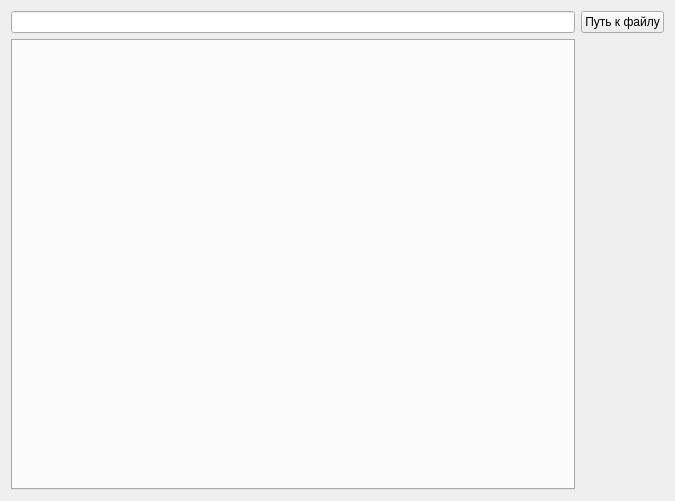
KvES13/RocketSimulation, file src/widgets/results.ui: the form before one commit.
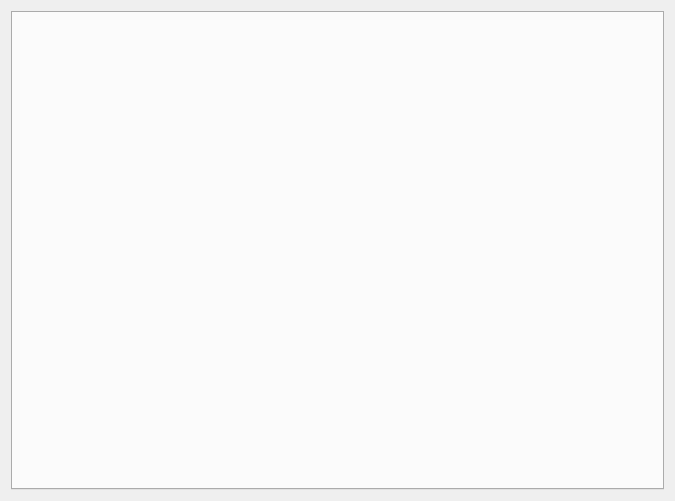
The form after the commit.

Patch:
```diff
--- a/src/widgets/results.ui
+++ b/src/widgets/results.ui
@@ -15,16 +15,6 @@
   </property>
   <layout class="QGridLayout" name="gridLayout">
    <item row="0" column="0">
-    <widget class="QLineEdit" name="leCSVfile"/>
-   </item>
-   <item row="0" column="1">
-    <widget class="QPushButton" name="pbCSVfile">
-     <property name="text">
-      <string>Путь к файлу</string>
-     </property>
-    </widget>
-   </item>
-   <item row="1" column="0">
     <widget class="QTabWidget" name="tabWidget"/>
    </item>
   </layout>
```
